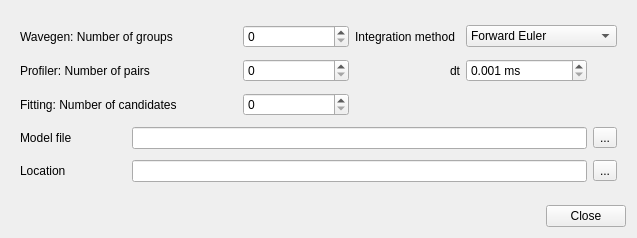
The window that src/gui/projectsettingsdialog.ui (CompEphys-team/rtdo) describes before a commit, drawn with Qt 5.
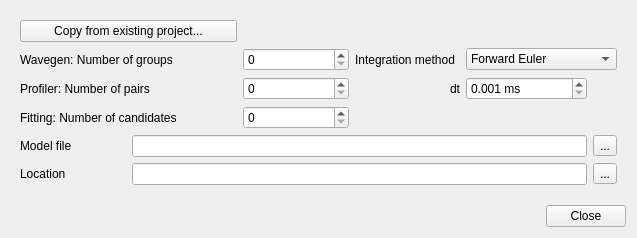
The same window after the commit.

Commit message: Allow project settings reuse & recompilation

```diff
--- a/src/gui/projectsettingsdialog.ui
+++ b/src/gui/projectsettingsdialog.ui
@@ -17,45 +17,17 @@
    <item row="0" column="0">
     <widget class="QWidget" name="widget" native="true">
      <layout class="QGridLayout" name="gridLayout">
-      <item row="0" column="0" colspan="2">
-       <widget class="QLabel" name="label">
-        <property name="text">
-         <string>Wavegen: Number of groups</string>
-        </property>
-       </widget>
+      <item row="5" column="1" colspan="4">
+       <widget class="QLineEdit" name="projectLocation"/>
       </item>
-      <item row="0" column="2">
-       <widget class="QSpinBox" name="wgNumGroups">
-        <property name="maximum">
-         <number>10000000</number>
-        </property>
-        <property name="singleStep">
-         <number>100</number>
-        </property>
-       </widget>
-      </item>
-      <item row="0" column="3">
-       <widget class="QLabel" name="label_4">
+      <item row="4" column="0">
+       <widget class="QLabel" name="label_6">
         <property name="text">
-         <string>Integration method</string>
+         <string>Model file</string>
         </property>
        </widget>
       </item>
-      <item row="0" column="4" colspan="2">
-       <widget class="QComboBox" name="integrationMethod">
-        <item>
-         <property name="text">
-          <string>Forward Euler</string>
-         </property>
-        </item>
-        <item>
-         <property name="text">
-          <string>Runge-Kutta 4th order</string>
-         </property>
-        </item>
-       </widget>
-      </item>
-      <item row="1" column="0" colspan="2">
+      <item row="2" column="0" colspan="2">
        <widget class="QLabel" name="label_2">
         <property name="text">
          <string>Profiler: Number of pairs</string>
@@ -63,6 +35,16 @@
        </widget>
       </item>
       <item row="1" column="2">
+       <widget class="QSpinBox" name="wgNumGroups">
+        <property name="maximum">
+         <number>10000000</number>
+        </property>
+        <property name="singleStep">
+         <number>100</number>
+        </property>
+       </widget>
+      </item>
+      <item row="2" column="2">
        <widget class="QSpinBox" name="profNumPairs">
         <property name="maximum">
          <number>10000000</number>
@@ -72,17 +54,7 @@
         </property>
        </widget>
       </item>
-      <item row="1" column="3">
-       <widget class="QLabel" name="label_5">
-        <property name="text">
-         <string>dt</string>
-        </property>
-        <property name="alignment">
-         <set>Qt::AlignRight|Qt::AlignTrailing|Qt::AlignVCenter</set>
-        </property>
-       </widget>
-      </item>
-      <item row="1" column="4">
+      <item row="2" column="4">
        <widget class="QDoubleSpinBox" name="dt">
         <property name="suffix">
          <string> ms</string>
@@ -101,14 +73,21 @@
         </property>
        </widget>
       </item>
-      <item row="2" column="0" colspan="2">
+      <item row="1" column="0" colspan="2">
+       <widget class="QLabel" name="label">
+        <property name="text">
+         <string>Wavegen: Number of groups</string>
+        </property>
+       </widget>
+      </item>
+      <item row="3" column="0" colspan="2">
        <widget class="QLabel" name="label_3">
         <property name="text">
          <string>Fitting: Number of candidates</string>
         </property>
        </widget>
       </item>
-      <item row="2" column="2">
+      <item row="3" column="2">
        <widget class="QSpinBox" name="expNumCandidates">
         <property name="maximum">
          <number>10000000</number>
@@ -118,40 +97,68 @@
         </property>
        </widget>
       </item>
-      <item row="3" column="0">
-       <widget class="QLabel" name="label_6">
+      <item row="1" column="4" colspan="2">
+       <widget class="QComboBox" name="integrationMethod">
+        <item>
+         <property name="text">
+          <string>Forward Euler</string>
+         </property>
+        </item>
+        <item>
+         <property name="text">
+          <string>Runge-Kutta 4th order</string>
+         </property>
+        </item>
+       </widget>
+      </item>
+      <item row="2" column="3">
+       <widget class="QLabel" name="label_5">
         <property name="text">
-         <string>Model file</string>
+         <string>dt</string>
+        </property>
+        <property name="alignment">
+         <set>Qt::AlignRight|Qt::AlignTrailing|Qt::AlignVCenter</set>
         </property>
        </widget>
       </item>
-      <item row="3" column="5">
+      <item row="4" column="1" colspan="4">
+       <widget class="QLineEdit" name="modelFile"/>
+      </item>
+      <item row="4" column="5">
        <widget class="QToolButton" name="browseModel">
         <property name="text">
          <string>...</string>
         </property>
        </widget>
       </item>
-      <item row="4" column="0">
+      <item row="1" column="3">
+       <widget class="QLabel" name="label_4">
+        <property name="text">
+         <string>Integration method</string>
+        </property>
+       </widget>
+      </item>
+      <item row="5" column="5">
+       <widget class="QToolButton" name="browseLocation">
+        <property name="text">
+         <string>...</string>
+        </property>
+       </widget>
+      </item>
+      <item row="5" column="0">
        <widget class="QLabel" name="label_7">
         <property name="text">
          <string>Location</string>
         </property>
        </widget>
       </item>
-      <item row="4" column="5">
-       <widget class="QToolButton" name="browseLocation">
+      <item row="0" column="0" colspan="2">
+       <widget class="QPushButton" name="copy">
         <property name="text">
-         <string>...</string>
+         <string>Copy from existing project...</string>
         </property>
        </widget>
       </item>
-      <item row="3" column="1" colspan="4">
-       <widget class="QLineEdit" name="modelFile"/>
-      </item>
-      <item row="4" column="1" colspan="4">
-       <widget class="QLineEdit" name="projectLocation"/>
-      </item>
      </layout>
     </widget>
    </item>
```
Left out of the diff: 14 changed lines with no effect on the pictures. The commit also changes 4 other files.
